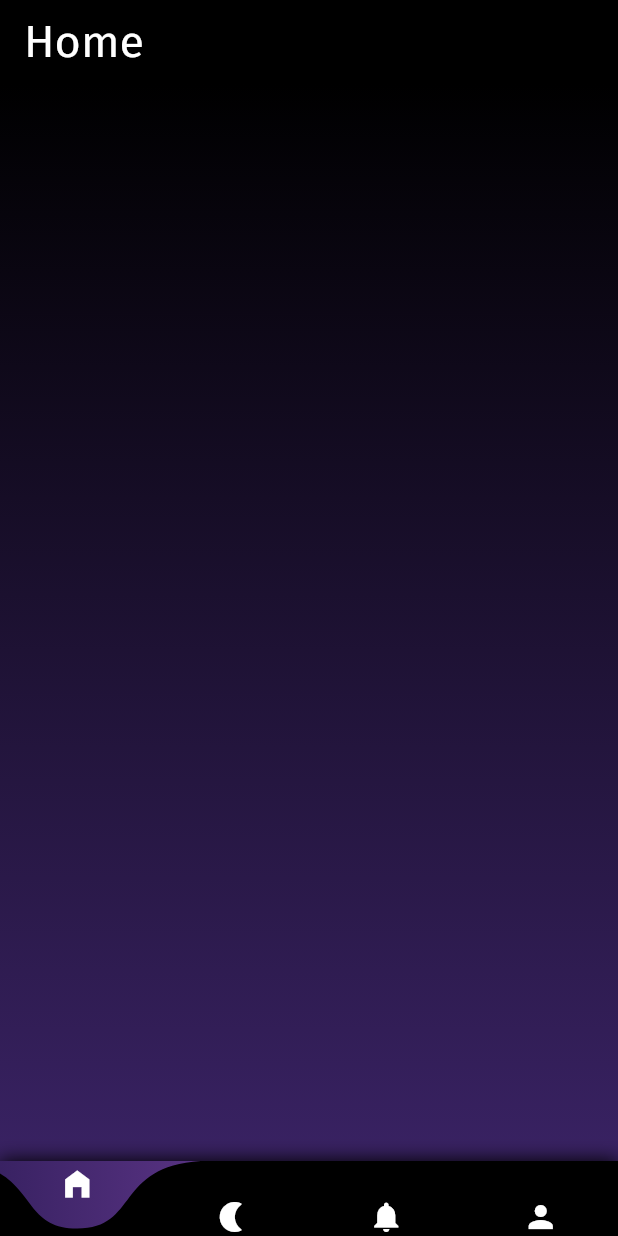
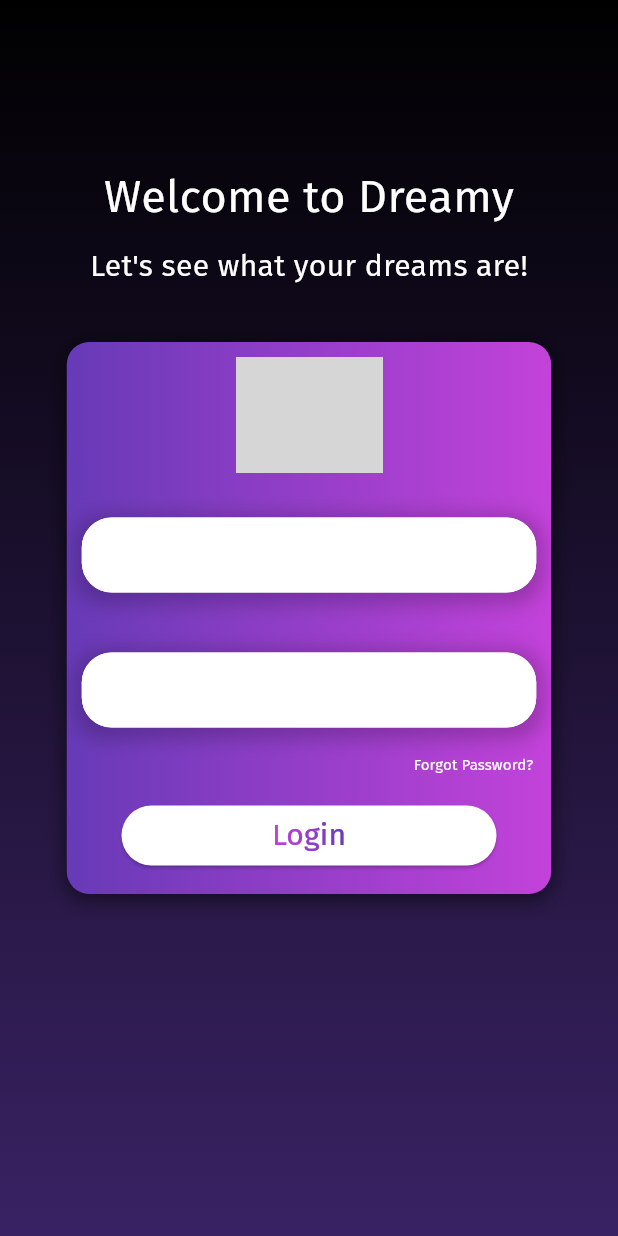
Before and after one commit to CloudreiL/Dreamy_project, a Flutter app: the screen it shows after launch, on a phone screen of 412 x 824 dp. Run offline on Flutter 3.47's test engine with Material 3 defaults, Android fonts, the phone set to English and light mode, and no system bars; drawn by our look-alikes of curved_navigation_bar, simple_gradient_text; project files that could hold a hidden picture were left out; grey boxes are pictures that could not be loaded.

Commit message:
Added LoginPage, updated README

```diff
--- a/lib/classes/curvednavbar.dart
+++ b/lib/classes/curvednavbar.dart
@@ -2,6 +2,7 @@ import 'package:dreamy_project/pages/home_page.dart';
 import 'package:dreamy_project/pages/notification_page.dart';
 import 'package:dreamy_project/pages/sleep_page.dart';
 import 'package:dreamy_project/pages/user_page.dart';
+
 import 'package:flutter/material.dart';
 import 'package:curved_navigation_bar/curved_navigation_bar.dart';
 
--- a/lib/classes/style.dart
+++ b/lib/classes/style.dart
@@ -1,16 +1,55 @@
 import 'package:flutter/material.dart';
 
 class TextStyles{
-
     static const TextStyle StyleText_title = TextStyle(
       fontSize: 30,
       fontFamily: 'FiraSans_Regular',
       color: Colors.white
   );
 
-    static const TextStyle StyleText_regular = TextStyle(
+    static const TextStyle StyleText_normal = TextStyle(
         fontSize: 20,
         fontFamily: 'FiraSans_Regular',
         color: Colors.white
     );
+
+    static const TextStyle StyleText_smaller = TextStyle(
+        fontSize: 15,
+        fontFamily: 'FiraSans_Regular',
+        color: Colors.white
+    );
 }
+
+class TextFields{
+  static InputDecoration FieldDec_1 = InputDecoration(
+      enabledBorder: OutlineInputBorder(
+          borderSide: BorderSide(color: Colors.white),
+          borderRadius: BorderRadius.circular(20)
+      ),
+      focusedBorder: OutlineInputBorder(
+          borderSide: BorderSide(color: Colors.white),
+          borderRadius: BorderRadius.circular(20)
+      ),
+      labelText: 'Email Address',
+      labelStyle: TextStyles.StyleText_normal,
+      filled: true,
+      fillColor: Color.fromRGBO(255, 255, 255, 200),
+
+
+  );
+
+  static InputDecoration FieldDec_2 = InputDecoration(
+      enabledBorder: OutlineInputBorder(
+          borderSide: BorderSide(color: Colors.white),
+          borderRadius: BorderRadius.circular(20)
+      ),
+      focusedBorder: OutlineInputBorder(
+          borderSide: BorderSide(color: Colors.white),
+          borderRadius: BorderRadius.circular(20)
+      ),
+      labelText: 'Password',
+      labelStyle: TextStyles.StyleText_normal,
+      filled: true,
+      fillColor: Color.fromRGBO(255, 255, 255, 200),
+  );
+}
--- a/lib/main.dart
+++ b/lib/main.dart
@@ -1,9 +1,7 @@
-import 'package:dreamy_project/classes/curvednavbar.dart';
+import 'package:dreamy_project/pages/registration_login/login_page.dart';
 import 'package:flutter/material.dart';
 import 'package:flutter/services.dart';
 
-
-import 'package:dreamy_project/pages/home_page.dart';
 
 
 void main() {
@@ -26,7 +24,7 @@ class MyApp extends StatelessWidget {
         theme: ThemeData(
           useMaterial3: true,
         ),
-        home: const BottomNavBar()
+        home: const LoginPage()
     );
   }
 }
--- /dev/null
+++ b/lib/pages/registration_login/login_page.dart
@@ -0,0 +1,161 @@
+import 'package:flutter/material.dart';
+import 'package:dreamy_project/classes/style.dart';
+import 'package:dreamy_project/classes/curvednavbar.dart';
+
+import 'package:simple_gradient_text/simple_gradient_text.dart';
+
+class LoginPage extends StatelessWidget {
+  const LoginPage({super.key});
+
+  @override
+  Widget build(BuildContext context) {
+    return Scaffold(
+      body: Stack(
+        children: [
+          Positioned.fill(
+            child: Container(
+              decoration: BoxDecoration(
+                gradient: LinearGradient(
+                  begin: Alignment.topCenter,
+                  end: Alignment.bottomCenter,
+                  colors: [Colors.black, Color.fromRGBO(57, 34, 99, 1)],
+                ),
+              ),
+            ),
+          ),
+          Center(
+            child: Column(
+              children: [
+                Padding(padding: EdgeInsets.only(top:110),
+                  child: Text(
+                        'Welcome to Dreamy',
+                        style: TextStyles.StyleText_title,
+                    )
+                ),
+                Padding(padding: EdgeInsets.only(top:10),
+                  child: Text(
+                    "Let's see what your dreams are!",
+                    style: TextStyles.StyleText_normal,
+                  ),
+                )
+              ],
+            ),
+          ),
+          Center(
+            child: Container(
+              width: 323,
+              height: 368,
+              decoration: BoxDecoration(
+                gradient: LinearGradient(
+                  begin: Alignment.centerLeft,
+                  end: Alignment.centerRight,
+                  colors: [Color.fromRGBO(103, 58, 183, 1), Color.fromRGBO(195, 66, 218, 1)],
+                ),
+                boxShadow: [BoxShadow(
+                    color: Colors.black.withOpacity(0.5),
+                    offset: Offset(0,3),
+                    spreadRadius: 1,
+                    blurRadius: 10
+                )
+                ],
+                borderRadius: BorderRadius.circular(15)
+              ),
+              child: Column(
+                children: [
+                  Padding(padding: EdgeInsets.only(top:10,bottom: 20),
+                    child: Image.asset('assets/icons/app_icon/android/res/mipmap-xxxhdpi/Dreamy_monochrome.png', width: 98, height: 77,),
+                  ),
+                    Padding(padding: EdgeInsets.all(10),
+                      child: Container(
+                        height: 50,
+                        width: 350,
+                        decoration: BoxDecoration(
+                          boxShadow: [BoxShadow(
+                            color: Colors.black.withOpacity(0.2),
+                            offset: Offset(0,3),
+                            spreadRadius: 5,
+                            blurRadius: 10
+                            ),
+                          ],
+                          borderRadius: BorderRadius.circular(20)
+                        ),
+                          child: TextField(
+                            decoration: TextFields.FieldDec_1,
+                            cursorColor: Colors.white,
+                            style: TextStyles.StyleText_normal,
+                          ),
+                        ),
+                  ), //Поле почты
+                  SizedBox(height: 20,),
+                  Padding(padding: EdgeInsets.only(top: 10, right: 10, left: 10),
+                    child: Container(
+                      height: 50,
+                      width: 350,
+                      decoration: BoxDecoration(
+                          boxShadow: [BoxShadow(
+                              color: Colors.black.withOpacity(0.2),
+                              offset: Offset(0,3),
+                              spreadRadius: 5,
+                              blurRadius: 10
+                          ),
+                          ],
+                          borderRadius: BorderRadius.circular(20)
+                      ),
+                        child: TextField(
+                          decoration: TextFields.FieldDec_2,
+                          cursorColor: Colors.white,
+                          style: TextStyles.StyleText_normal,
+                        ),
+                      ),
+                    ), // Поле пароля
+                  Row(
+                    mainAxisAlignment: MainAxisAlignment.end,
+                    children: [
+                      TextButton(
+                        onPressed: (){},
+                        child: Text(
+                          'Forgot Password?',
+                          style: TextStyle(
+                              fontSize: 10,
+                              fontFamily: 'FiraSans_Regular',
+                              color: Colors.white
+                          ),
+                        ),
+                      ),
+                    ],
+                  ),
+                  Padding(padding: EdgeInsets.only(left: 15, right: 15, bottom: 15),
+                      child: Container(
+                        width: 250,
+                        child: ElevatedButton(
+                          onPressed: (){
+                            Navigator.pushReplacement(
+                                context,
+                                MaterialPageRoute(
+                                    builder: (context) => const BottomNavBar(),
+                                )
+                            );
+                          },
+                          child: GradientText(
+                            'Login',
+                            style: TextStyles.StyleText_normal,
+                            colors: [
+                              Color.fromRGBO(195, 66, 218, 1),
+                              Color.fromRGBO(103, 58, 183, 1)
+                            ],
+                          ),
+                          style: ElevatedButton.styleFrom(
+                            backgroundColor: Colors.white,
+                          ),
+                        )
+                      ),
+                  ), //Кнопка логина
+                ],
+              ),
+            ),
+          ),
+        ],
+      ),
+    );
+  }
+}
--- a/pubspec.yaml
+++ b/pubspec.yaml
@@ -35,6 +35,7 @@ dependencies:
   # The following adds the Cupertino Icons font to your application.
   # Use with the CupertinoIcons class for iOS style icons.
   cupertino_icons: ^1.0.2
+  simple_gradient_text: ^1.3.0
 
 dev_dependencies:
   flutter_test:
@@ -96,6 +97,11 @@ flutter:
   # For details regarding fonts from package dependencies,
   # see https://flutter.dev/custom-fonts/#from-packages
 
+  assets:
+    - "assets/icons/app_icon/android/res/mipmap-xxxhdpi/Dreamy_monochrome.png"
+
+
+
   fonts:
     - family: FiraSans_Regular
       fonts:
```
Also changed, not shown: lib/pages/registration_login/registration_page.dart (added), pubspec.lock, video_2024-06-02_01-03-29.gif (deleted), 3 other files.
